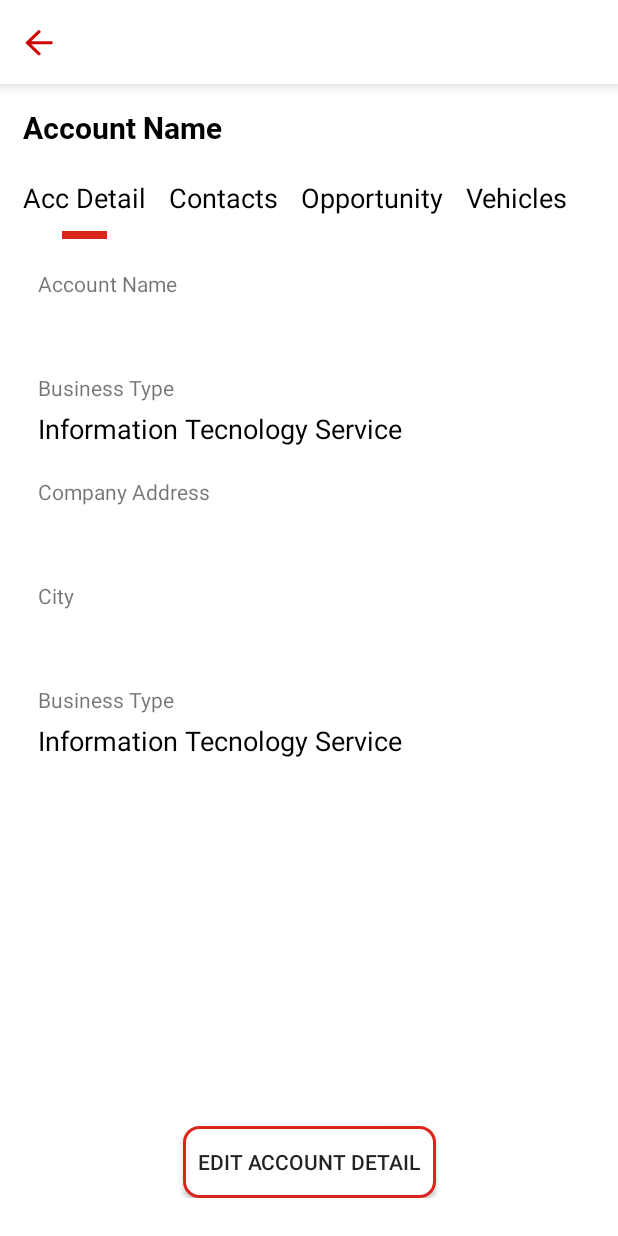
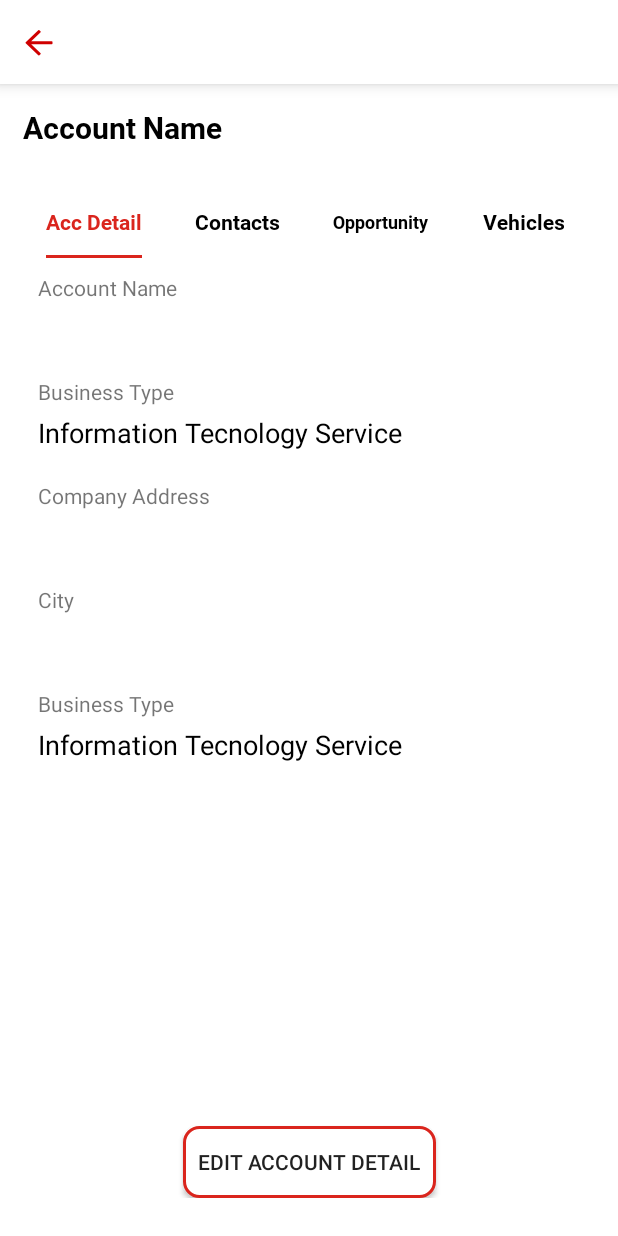
Before and after one commit to kelvinprayitno94/showcase_ADI, an Android app: the AccountDetailActivity screen opened directly, with no data from a screen before it, on a phone screen of 412 x 824 dp. Run offline under Robolectric (Android 15) with nearby library versions, the phone set to English and light mode, and no system bars; our stand-ins replace data binding; 4 statements that could not run were skipped.

Commit message:
update ui

```diff
--- a/app/src/main/java/com/hino/hearts/ui/home/HomeActivity.kt
+++ b/app/src/main/java/com/hino/hearts/ui/home/HomeActivity.kt
@@ -168,8 +168,6 @@ class HomeActivity : BaseActivity<ActivityHomeBinding>(), AddVisitButtonAdapter.
 
     fun hideAddVisitButton() {
         layout_add_visit_button.visibility = View.GONE
-
-        startActivity<AccountListActivity>()
     }
 
     fun showLoading() {
--- a/app/src/main/res/layout/activity_account_detail.xml
+++ b/app/src/main/res/layout/activity_account_detail.xml
@@ -37,7 +37,8 @@
             android:paddingRight="@dimen/dimens_15dp"
             android:id="@+id/rv_tab_layout_acc_detail"
             app:layout_constraintStart_toStartOf="parent"
-            app:layout_constraintTop_toBottomOf="@+id/account_name"/>
+            app:layout_constraintTop_toBottomOf="@+id/account_name"
+            android:visibility="gone"/>
 
         <androidx.viewpager.widget.ViewPager
             android:layout_width="match_parent"
@@ -49,16 +50,17 @@
             app:layout_constraintTop_toBottomOf="@+id/rv_tab_layout_acc_detail"
             app:layout_constraintBottom_toBottomOf="parent">
 
-            <com.google.android.material.tabs.TabLayout
+            <com.hino.hearts.util.ui.CustomTabLayout
                 android:id="@+id/tab_layout_account_detail"
                 android:layout_width="match_parent"
                 android:layout_height="wrap_content"
+                style="@style/TabLayout"
                 app:tabGravity="center"
                 app:tabIndicatorColor="@color/red"
                 app:tabMode="fixed"
                 app:tabSelectedTextColor="@color/red"
                 app:tabTextColor="@color/black"
-                android:visibility="gone"/>
+                />
 
         </androidx.viewpager.widget.ViewPager>
 
```
